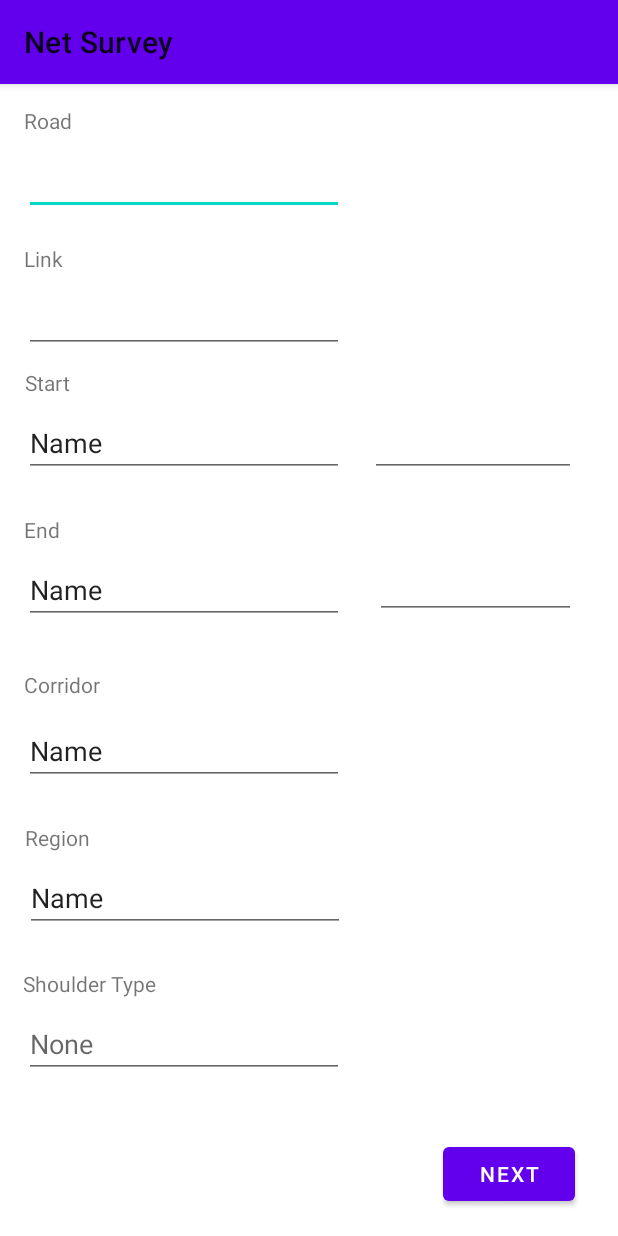
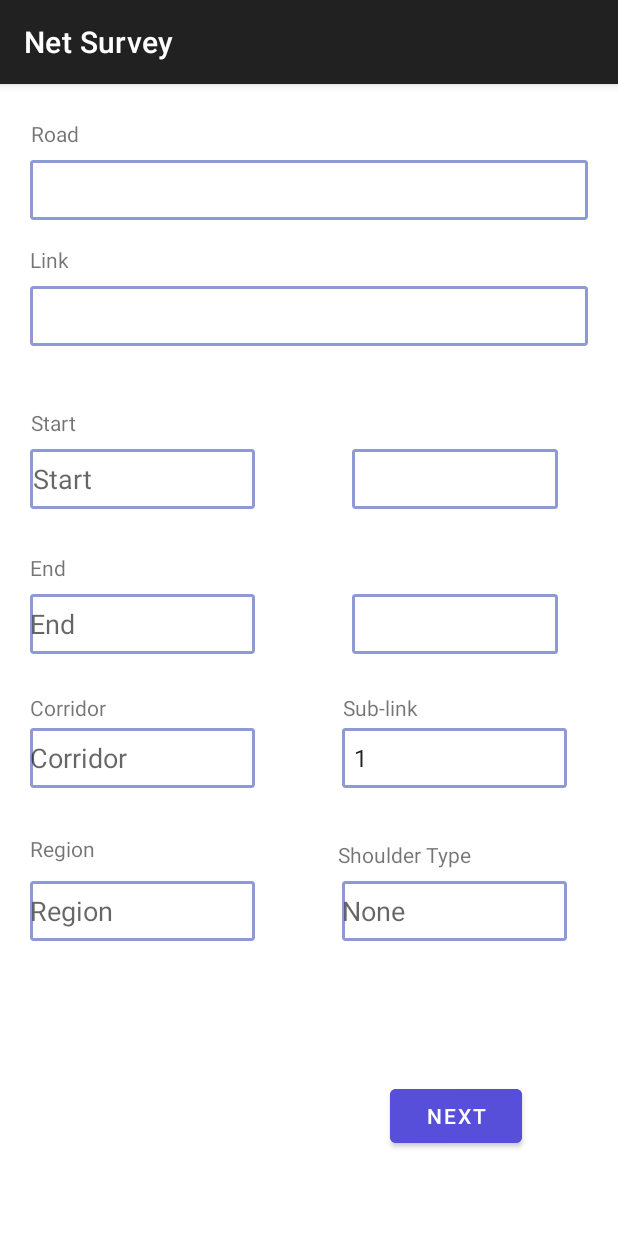
Before and after one commit to Nobertobrown/Net-Survey, an Android app: the AreaCoverage screen opened directly, with no data from a screen before it, on a phone screen of 412 x 824 dp. Run offline under Robolectric (Android 15) with nearby library versions, the phone set to English and light mode, and no system bars.

Commit message:
add coverage page

```diff
--- a/app/src/main/java/com/example/netsurvey/AreaCoverage.java
+++ b/app/src/main/java/com/example/netsurvey/AreaCoverage.java
@@ -3,6 +3,8 @@ package com.example.netsurvey;
 import androidx.appcompat.app.AppCompatActivity;
 
 import android.os.Bundle;
+import android.widget.ArrayAdapter;
+import android.widget.Spinner;
 
 public class AreaCoverage extends AppCompatActivity {
 
@@ -10,5 +12,10 @@ public class AreaCoverage extends AppCompatActivity {
     protected void onCreate(Bundle savedInstanceState) {
         super.onCreate(savedInstanceState);
         setContentView(R.layout.activity_area_coverage);
+
+        Spinner spinner = (Spinner) findViewById(R.id.spinner);
+        ArrayAdapter<CharSequence> adapter = ArrayAdapter.createFromResource(this, R.array.links, android.R.layout.simple_spinner_item);
+        adapter.setDropDownViewResource(android.R.layout.simple_spinner_dropdown_item);
+        spinner.setAdapter(adapter);
     }
 }
--- /dev/null
+++ b/app/src/main/res/drawable/border.xml
@@ -0,0 +1,5 @@
+<?xml version="1.0" encoding="utf-8"?>
+<shape xmlns:android="http://schemas.android.com/apk/res/android">
+    <stroke android:width="2dp" android:color="@color/secondary"/>
+    <corners android:radius="1dp"/>
+</shape>
--- a/app/src/main/res/layout/activity_area_coverage.xml
+++ b/app/src/main/res/layout/activity_area_coverage.xml
@@ -4,6 +4,7 @@
     xmlns:tools="http://schemas.android.com/tools"
     android:layout_width="match_parent"
     android:layout_height="match_parent"
+    android:paddingHorizontal="20dp"
     tools:context=".AreaCoverage">
 
     <TextView
@@ -14,33 +15,35 @@
         android:text="@string/text_road"
         app:layout_constraintBottom_toTopOf="@+id/editTextNumber2"
         app:layout_constraintEnd_toEndOf="parent"
-        app:layout_constraintHorizontal_bias="0.042"
+        app:layout_constraintHorizontal_bias="0.002"
         app:layout_constraintStart_toStartOf="parent"
         app:layout_constraintTop_toTopOf="parent"
         app:layout_constraintVertical_bias="1.0" />
 
     <EditText
         android:id="@+id/editTextNumber2"
-        android:layout_width="wrap_content"
-        android:layout_height="wrap_content"
+        android:layout_width="match_parent"
+        android:layout_height="40dp"
+        android:background="@drawable/border"
         android:ems="10"
         android:inputType="number"
         app:layout_constraintBottom_toBottomOf="parent"
         app:layout_constraintEnd_toEndOf="parent"
-        app:layout_constraintHorizontal_bias="0.079"
+        app:layout_constraintHorizontal_bias="0.0"
         app:layout_constraintStart_toStartOf="parent"
         app:layout_constraintTop_toTopOf="parent"
-        app:layout_constraintVertical_bias="0.058" />
+        app:layout_constraintVertical_bias="0.07" />
 
     <EditText
         android:id="@+id/editTextNumber"
-        android:layout_width="wrap_content"
-        android:layout_height="wrap_content"
+        android:layout_width="match_parent"
+        android:layout_height="40dp"
+        android:background="@drawable/border"
         android:ems="10"
         android:inputType="number"
         app:layout_constraintBottom_toBottomOf="parent"
         app:layout_constraintEnd_toEndOf="parent"
-        app:layout_constraintHorizontal_bias="0.079"
+        app:layout_constraintHorizontal_bias="0.0"
         app:layout_constraintStart_toStartOf="parent"
         app:layout_constraintTop_toTopOf="parent"
         app:layout_constraintVertical_bias="0.185" />
@@ -53,22 +56,24 @@
         android:text="@string/text_link"
         app:layout_constraintBottom_toTopOf="@+id/editTextNumber"
         app:layout_constraintEnd_toEndOf="parent"
-        app:layout_constraintHorizontal_bias="0.041"
+        app:layout_constraintHorizontal_bias="0.0"
         app:layout_constraintStart_toStartOf="parent" />
 
     <EditText
         android:id="@+id/editTextText"
-        android:layout_width="wrap_content"
-        android:layout_height="wrap_content"
+        android:layout_width="150dp"
+        android:layout_height="40dp"
+        android:padding="2dp"
+        android:background="@drawable/border"
         android:ems="10"
         android:inputType="text"
-        android:text="Name"
+        android:hint="@string/text_start"
         app:layout_constraintBottom_toBottomOf="parent"
         app:layout_constraintEnd_toEndOf="parent"
-        app:layout_constraintHorizontal_bias="0.079"
+        app:layout_constraintHorizontal_bias="0.0"
         app:layout_constraintStart_toStartOf="parent"
         app:layout_constraintTop_toTopOf="parent"
-        app:layout_constraintVertical_bias="0.3" />
+        app:layout_constraintVertical_bias="0.334" />
 
     <TextView
         android:id="@+id/textView3"
@@ -78,14 +83,15 @@
         android:text="@string/text_start"
         app:layout_constraintBottom_toTopOf="@+id/editTextText"
         app:layout_constraintEnd_toEndOf="parent"
-        app:layout_constraintHorizontal_bias="0.044"
+        app:layout_constraintHorizontal_bias="0.002"
         app:layout_constraintStart_toStartOf="parent" />
 
     <EditText
         android:id="@+id/editTextNumber5"
         android:layout_width="137dp"
-        android:layout_height="wrap_content"
-        android:layout_marginEnd="28dp"
+        android:layout_height="40dp"
+        android:layout_marginEnd="20dp"
+        android:background="@drawable/border"
         android:ems="10"
         android:inputType="number"
         app:layout_constraintBottom_toBottomOf="parent"
@@ -93,60 +99,22 @@
         app:layout_constraintHorizontal_bias="1.0"
         app:layout_constraintStart_toEndOf="@+id/editTextText"
         app:layout_constraintTop_toTopOf="parent"
-        app:layout_constraintVertical_bias="0.3" />
+        app:layout_constraintVertical_bias="0.334" />
 
     <EditText
         android:id="@+id/editTextText2"
-        android:layout_width="wrap_content"
-        android:layout_height="wrap_content"
+        android:layout_width="150dp"
+        android:layout_height="40dp"
+        android:background="@drawable/border"
         android:ems="10"
         android:inputType="text"
-        android:text="Name"
+        android:hint="@string/text_end"
         app:layout_constraintBottom_toBottomOf="parent"
         app:layout_constraintEnd_toEndOf="parent"
-        app:layout_constraintHorizontal_bias="0.079"
+        app:layout_constraintHorizontal_bias="0.0"
         app:layout_constraintStart_toStartOf="parent"
         app:layout_constraintTop_toTopOf="parent"
-        app:layout_constraintVertical_bias="0.435" />
-
-    <EditText
-        android:id="@+id/editTextNumber4"
-        android:layout_width="134dp"
-        android:layout_height="42dp"
-        android:layout_marginEnd="28dp"
-        android:ems="10"
-        android:inputType="number"
-        app:layout_constraintBottom_toBottomOf="parent"
-        app:layout_constraintEnd_toEndOf="parent"
-        app:layout_constraintHorizontal_bias="1.0"
-        app:layout_constraintStart_toEndOf="@+id/editTextText2"
-        app:layout_constraintTop_toTopOf="parent"
-        app:layout_constraintVertical_bias="0.433" />
-
-    <EditText
-        android:id="@+id/editTextText3"
-        android:layout_width="wrap_content"
-        android:layout_height="wrap_content"
-        android:ems="10"
-        android:inputType="text"
-        android:text="Name"
-        app:layout_constraintBottom_toBottomOf="parent"
-        app:layout_constraintEnd_toEndOf="parent"
-        app:layout_constraintHorizontal_bias="0.079"
-        app:layout_constraintStart_toStartOf="parent"
-        app:layout_constraintTop_toTopOf="parent"
-        app:layout_constraintVertical_bias="0.584" />
-
-    <TextView
-        android:id="@+id/textView5"
-        android:layout_width="wrap_content"
-        android:layout_height="wrap_content"
-        android:layout_marginBottom="12dp"
-        android:text="@string/text_corridor"
-        app:layout_constraintBottom_toTopOf="@+id/editTextText3"
-        app:layout_constraintEnd_toEndOf="parent"
-        app:layout_constraintHorizontal_bias="0.044"
-        app:layout_constraintStart_toStartOf="parent" />
+        app:layout_constraintVertical_bias="0.467" />
 
     <TextView
         android:id="@+id/textView4"
@@ -156,33 +124,102 @@
         android:text="@string/text_end"
         app:layout_constraintBottom_toTopOf="@+id/editTextText2"
         app:layout_constraintEnd_toEndOf="parent"
-        app:layout_constraintHorizontal_bias="0.041"
+        app:layout_constraintHorizontal_bias="0.0"
         app:layout_constraintStart_toStartOf="parent" />
 
+    <EditText
+        android:id="@+id/editTextNumber4"
+        android:layout_width="137dp"
+        android:layout_height="40dp"
+        android:layout_marginEnd="20dp"
+        android:background="@drawable/border"
+        android:ems="10"
+        android:inputType="number"
+        app:layout_constraintBottom_toBottomOf="parent"
+        app:layout_constraintEnd_toEndOf="parent"
+        app:layout_constraintHorizontal_bias="1.0"
+        app:layout_constraintStart_toEndOf="@+id/editTextText2"
+        app:layout_constraintTop_toTopOf="parent"
+        app:layout_constraintVertical_bias="0.467" />
+
+    <EditText
+        android:id="@+id/editTextText3"
+        android:layout_width="150dp"
+        android:layout_height="40dp"
+        android:background="@drawable/border"
+        android:ems="10"
+        android:inputType="text"
+        android:hint="@string/text_corridor"
+        app:layout_constraintBottom_toBottomOf="parent"
+        app:layout_constraintEnd_toEndOf="parent"
+        app:layout_constraintHorizontal_bias="0.0"
+        app:layout_constraintStart_toStartOf="parent"
+        app:layout_constraintTop_toTopOf="parent"
+        app:layout_constraintVertical_bias="0.59" />
+
     <TextView
-        android:id="@+id/textView6"
+        android:id="@+id/textView5"
         android:layout_width="wrap_content"
         android:layout_height="wrap_content"
-        android:layout_marginBottom="8dp"
-        android:text="@string/text_region"
-        app:layout_constraintBottom_toTopOf="@+id/editTextText4"
+        android:layout_marginBottom="4dp"
+        android:text="@string/text_corridor"
+        app:layout_constraintBottom_toTopOf="@+id/editTextText3"
         app:layout_constraintEnd_toEndOf="parent"
-        app:layout_constraintHorizontal_bias="0.045"
+        app:layout_constraintHorizontal_bias="0.0"
+        app:layout_constraintStart_toStartOf="parent" />
+
+    <Spinner
+        android:id="@+id/spinner"
+        android:layout_width="150dp"
+        android:layout_height="40dp"
+        android:background="@drawable/border"
+        app:layout_constraintBottom_toBottomOf="parent"
+        app:layout_constraintEnd_toEndOf="parent"
+        app:layout_constraintHorizontal_bias="0.938"
+        app:layout_constraintStart_toStartOf="parent"
+        app:layout_constraintTop_toTopOf="parent"
+        app:layout_constraintVertical_bias="0.59" />
+
+    <TextView
+        android:id="@+id/textView9"
+        android:layout_width="wrap_content"
+        android:layout_height="wrap_content"
+        android:layout_marginBottom="4dp"
+        android:text="@string/text_subLink"
+        app:layout_constraintBottom_toTopOf="@+id/spinner"
+        app:layout_constraintEnd_toEndOf="parent"
+        app:layout_constraintHorizontal_bias="0.648"
         app:layout_constraintStart_toStartOf="parent" />
 
     <EditText
         android:id="@+id/editTextText4"
-        android:layout_width="wrap_content"
-        android:layout_height="wrap_content"
+        android:layout_width="150dp"
+        android:layout_height="40dp"
+        android:background="@drawable/border"
         android:ems="10"
         android:inputType="text"
-        android:text="Name"
+        android:hint="@string/text_region"
         app:layout_constraintBottom_toBottomOf="parent"
         app:layout_constraintEnd_toEndOf="parent"
-        app:layout_constraintHorizontal_bias="0.084"
+        app:layout_constraintHorizontal_bias="0.0"
         app:layout_constraintStart_toStartOf="parent"
         app:layout_constraintTop_toTopOf="parent"
-        app:layout_constraintVertical_bias="0.72" />
+        app:layout_constraintVertical_bias="0.73" />
+
+    <EditText
+        android:id="@+id/editTextText5"
+        android:layout_width="150dp"
+        android:layout_height="40dp"
+        android:background="@drawable/border"
+        android:ems="10"
+        android:hint="@string/none"
+        android:inputType="text"
+        app:layout_constraintBottom_toBottomOf="parent"
+        app:layout_constraintEnd_toEndOf="parent"
+        app:layout_constraintHorizontal_bias="0.938"
+        app:layout_constraintStart_toStartOf="parent"
+        app:layout_constraintTop_toTopOf="parent"
+        app:layout_constraintVertical_bias="0.73" />
 
     <TextView
         android:id="@+id/textView7"
@@ -192,33 +229,31 @@
         android:text="@string/text_shoulderType"
         app:layout_constraintBottom_toTopOf="@+id/editTextText5"
         app:layout_constraintEnd_toEndOf="parent"
-        app:layout_constraintHorizontal_bias="0.048"
+        app:layout_constraintHorizontal_bias="0.726"
         app:layout_constraintStart_toStartOf="parent" />
 
-    <EditText
-        android:id="@+id/editTextText5"
+    <TextView
+        android:id="@+id/textView6"
         android:layout_width="wrap_content"
         android:layout_height="wrap_content"
-        android:ems="10"
-        android:inputType="text"
-        android:hint="@string/none"
-        app:layout_constraintBottom_toBottomOf="parent"
+        android:layout_marginBottom="12dp"
+        android:text="@string/text_region"
+        app:layout_constraintBottom_toTopOf="@+id/editTextText4"
         app:layout_constraintEnd_toEndOf="parent"
-        app:layout_constraintHorizontal_bias="0.079"
-        app:layout_constraintStart_toStartOf="parent"
-        app:layout_constraintTop_toTopOf="parent"
-        app:layout_constraintVertical_bias="0.854" />
+        app:layout_constraintHorizontal_bias="0.0"
+        app:layout_constraintStart_toStartOf="parent" />
 
     <Button
         android:id="@+id/button2"
         android:layout_width="wrap_content"
         android:layout_height="wrap_content"
+        android:backgroundTint="@color/main"
         android:text="@string/next"
         app:layout_constraintBottom_toBottomOf="parent"
         app:layout_constraintEnd_toEndOf="parent"
-        app:layout_constraintHorizontal_bias="0.911"
+        app:layout_constraintHorizontal_bias="0.845"
         app:layout_constraintStart_toStartOf="parent"
         app:layout_constraintTop_toTopOf="parent"
-        app:layout_constraintVertical_bias="0.976" />
+        app:layout_constraintVertical_bias="0.922" />
 
 </androidx.constraintlayout.widget.ConstraintLayout>
--- a/app/src/main/res/layout/activity_main.xml
+++ b/app/src/main/res/layout/activity_main.xml
@@ -8,16 +8,23 @@
     tools:context=".LoginActivity">
 
 
-    <ImageView
-        android:id="@+id/imageView"
-        android:layout_width="188dp"
-        android:layout_height="141dp"
-        android:src="@drawable/image"
+    <androidx.cardview.widget.CardView
+        android:layout_width="135dp"
+        android:layout_height="135dp"
+        app:cardCornerRadius="100dp"
         app:layout_constraintBottom_toBottomOf="parent"
         app:layout_constraintEnd_toEndOf="parent"
         app:layout_constraintStart_toStartOf="parent"
         app:layout_constraintTop_toTopOf="parent"
-        app:layout_constraintVertical_bias="0.114" />
+        app:layout_constraintVertical_bias="0.081">
+
+        <ImageView
+            android:id="@+id/imageView"
+            android:layout_width="match_parent"
+            android:layout_height="match_parent"
+            android:scaleType="centerCrop"
+            android:src="@drawable/image1" />
+    </androidx.cardview.widget.CardView>
 
     <EditText
         android:drawableStart="@drawable/baseline_person_24"
@@ -53,6 +60,7 @@
         android:layout_width="234dp"
         android:layout_height="51dp"
         android:text="Login"
+        android:backgroundTint="@color/main"
         app:layout_constraintBottom_toBottomOf="parent"
         app:layout_constraintEnd_toEndOf="parent"
         app:layout_constraintStart_toStartOf="parent"
--- a/app/src/main/res/values-night/themes.xml
+++ b/app/src/main/res/values-night/themes.xml
@@ -1,6 +1,6 @@
 <resources xmlns:tools="http://schemas.android.com/tools">
     <!-- Base application theme. -->
-    <style name="Theme.NetSurvey" parent="Theme.MaterialComponents.DayNight">
+    <style name="Theme.NetSurvey" parent="Theme.MaterialComponents.DayNight.DarkActionBar">
         <!-- Customize your dark theme here. -->
         <!-- <item name="colorPrimary">@color/my_dark_primary</item> -->
     </style>
--- a/app/src/main/res/values/colors.xml
+++ b/app/src/main/res/values/colors.xml
@@ -2,4 +2,6 @@
 <resources>
     <color name="black">#FF000000</color>
     <color name="white">#FFFFFFFF</color>
+    <color name="main">#574EDA</color>
+    <color name="secondary">#943F51B5</color>
 </resources>
--- a/app/src/main/res/values/strings.xml
+++ b/app/src/main/res/values/strings.xml
@@ -29,4 +29,15 @@
     <string name="notes">Notes</string>
     <string name="next">Next</string>
     <string name="none">None</string>
+    <string-array name="links">
+        <item>1</item>
+        <item>2</item>
+        <item>3</item>
+        <item>4</item>
+        <item>5</item>
+        <item>6</item>
+        <item>7</item>
+        <item>8</item>
+        <item>9</item>
+    </string-array>
 </resources>
--- a/app/src/main/res/values/themes.xml
+++ b/app/src/main/res/values/themes.xml
@@ -1,6 +1,6 @@
 <resources xmlns:tools="http://schemas.android.com/tools">
     <!-- Base application theme. -->
-    <style name="Theme.NetSurvey" parent="Theme.MaterialComponents.DayNight">
+    <style name="Theme.NetSurvey" parent="Theme.MaterialComponents.DayNight.DarkActionBar">
         <!-- Customize your light theme here. -->
         <!-- <item name="colorPrimary">@color/my_light_primary</item> -->
     </style>
```
Also changed, not shown: app/src/main/res/drawable/image1.jpg (added).
